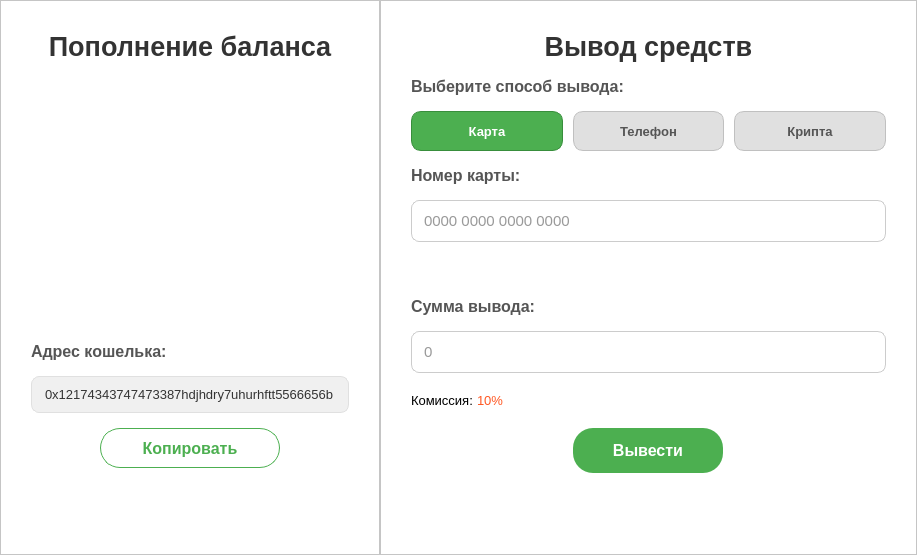
Before: the Qt Designer form Windows/Balance/balancewindow.ui in XooWI/SlashGames, drawn with Qt 5.
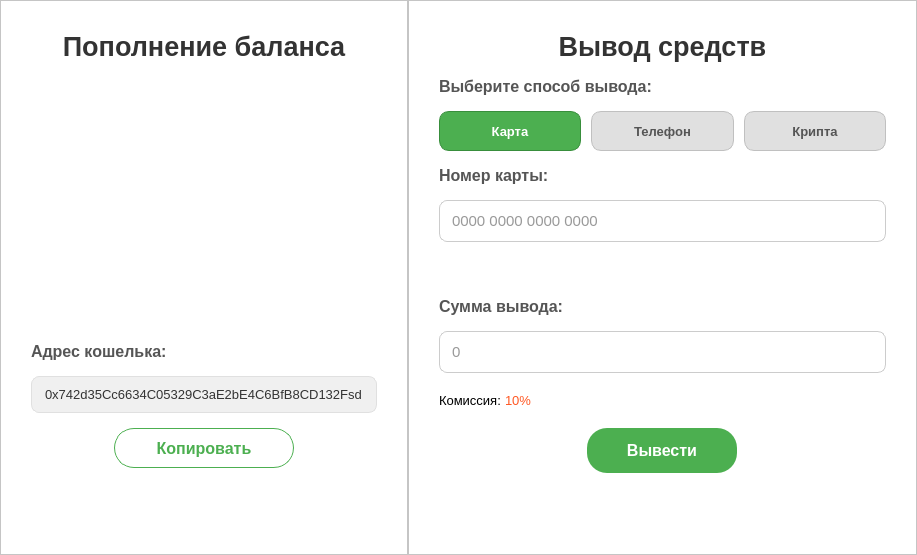
After: the same form once the commit is applied. Icons and pictures are not drawn.

Diff of the .ui file:
```diff
--- a/Windows/Balance/balancewindow.ui
+++ b/Windows/Balance/balancewindow.ui
@@ -133,7 +133,7 @@
 border: 1px solid #E0E0E0;</string>
         </property>
         <property name="text">
-         <string>0x12174343747473387hdjhdry7uhurhftt5566656b</string>
+         <string>0x742d35Cc6634C05329C3aE2bE4C6BfB8CD132Fsd</string>
         </property>
         <property name="textInteractionFlags">
          <set>Qt::TextSelectableByMouse</set>
```
